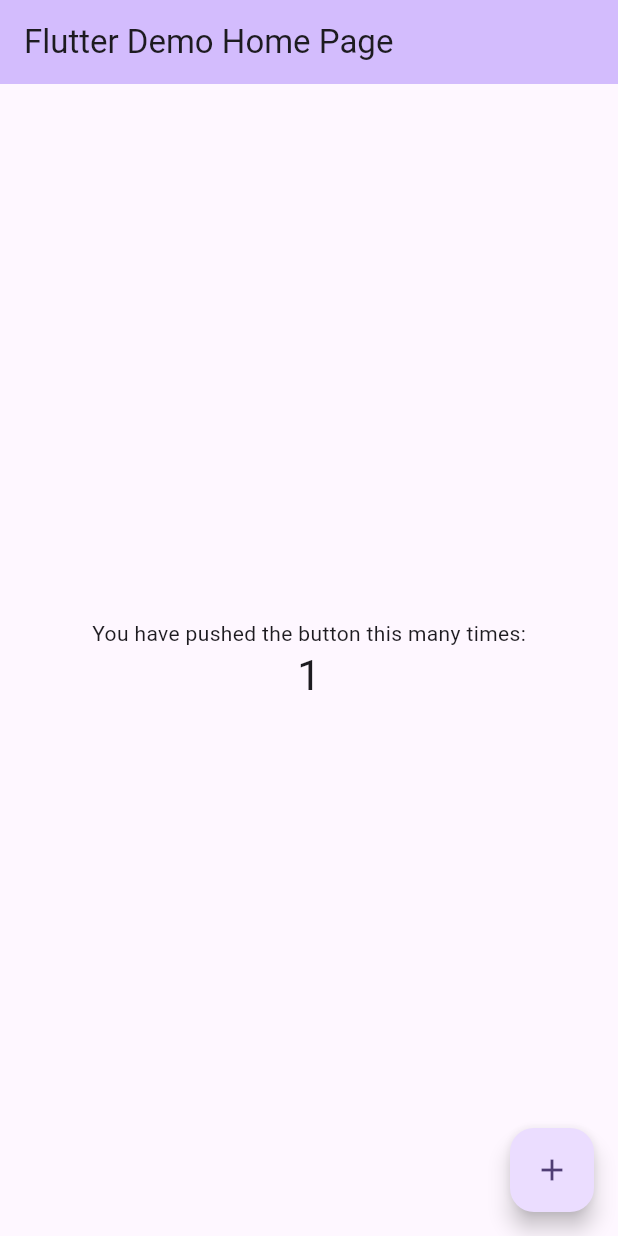
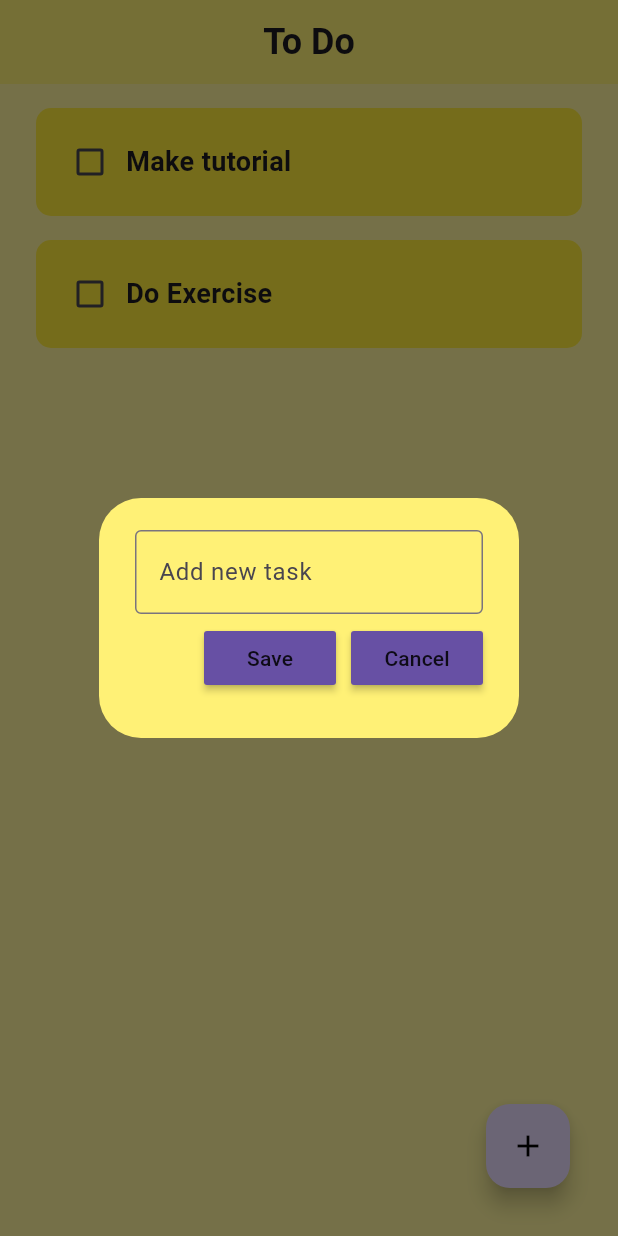
Before and after one commit to karticchaudhary/todo-app-flutter, a Flutter app: the screen it shows after launch, after a tap on the "add" icon, on a phone screen of 412 x 824 dp. Run offline on Flutter 3.47's test engine with Material 3 defaults, Android fonts, the phone set to English and light mode, and no system bars; drawn by our look-alikes of flutter_slidable; our stand-ins replace hive, hive_flutter; accounts and stored records are empty.

Commit message:
final changes

```diff
--- /dev/null
+++ b/lib/data/database.dart
@@ -0,0 +1,22 @@
+import 'package:hive/hive.dart';
+
+class ToDoDatabase {
+  final _myBox = Hive.box("mybox");
+
+  List toDoList = [];
+
+  void createInitialData() {
+    toDoList = [
+      ["Make tutorial", false],
+      ["Do Exercise", false]
+    ];
+  }
+
+  void loadData() {
+    toDoList = _myBox.get("TODOLIST");
+  }
+
+  void updateData() {
+    _myBox.put("TODOLIST", toDoList);
+  }
+}
--- a/lib/main.dart
+++ b/lib/main.dart
@@ -1,125 +1,21 @@
 import 'package:flutter/material.dart';
+import 'package:hive_flutter/adapters.dart';
+import 'package:todo_app/pages/home_page.dart';
 
-void main() {
+void main() async {
+  await Hive.initFlutter();
+  var box = await Hive.openBox("mybox");
   runApp(const MyApp());
 }
 
 class MyApp extends StatelessWidget {
   const MyApp({super.key});
 
-  // This widget is the root of your application.
   @override
   Widget build(BuildContext context) {
-    return MaterialApp(
-      title: 'Flutter Demo',
-      theme: ThemeData(
-        // This is the theme of your application.
-        //
-        // TRY THIS: Try running your application with "flutter run". You'll see
-        // the application has a purple toolbar. Then, without quitting the app,
-        // try changing the seedColor in the colorScheme below to Colors.green
-        // and then invoke "hot reload" (save your changes or press the "hot
-        // reload" button in a Flutter-supported IDE, or press "r" if you used
-        // the command line to start the app).
-        //
-        // Notice that the counter didn't reset back to zero; the application
-        // state is not lost during the reload. To reset the state, use hot
-        // restart instead.
-        //
-        // This works for code too, not just values: Most code changes can be
-        // tested with just a hot reload.
-        colorScheme: ColorScheme.fromSeed(seedColor: Colors.deepPurple),
-        useMaterial3: true,
-      ),
-      home: const MyHomePage(title: 'Flutter Demo Home Page'),
+    return const MaterialApp(
+      debugShowCheckedModeBanner: false,
+      home: HomePage(),
     );
   }
 }
-
-class MyHomePage extends StatefulWidget {
-  const MyHomePage({super.key, required this.title});
-
-  // This widget is the home page of your application. It is stateful, meaning
-  // that it has a State object (defined below) that contains fields that affect
-  // how it looks.
-
-  // This class is the configuration for the state. It holds the values (in this
-  // case the title) provided by the parent (in this case the App widget) and
-  // used by the build method of the State. Fields in a Widget subclass are
-  // always marked "final".
-
-  final String title;
-
-  @override
-  State<MyHomePage> createState() => _MyHomePageState();
-}
-
-class _MyHomePageState extends State<MyHomePage> {
-  int _counter = 0;
-
-  void _incrementCounter() {
-    setState(() {
-      // This call to setState tells the Flutter framework that something has
-      // changed in this State, which causes it to rerun the build method below
-      // so that the display can reflect the updated values. If we changed
-      // _counter without calling setState(), then the build method would not be
-      // called again, and so nothing would appear to happen.
-      _counter++;
-    });
-  }
-
-  @override
-  Widget build(BuildContext context) {
-    // This method is rerun every time setState is called, for instance as done
-    // by the _incrementCounter method above.
-    //
-    // The Flutter framework has been optimized to make rerunning build methods
-    // fast, so that you can just rebuild anything that needs updating rather
-    // than having to individually change instances of widgets.
-    return Scaffold(
-      appBar: AppBar(
-        // TRY THIS: Try changing the color here to a specific color (to
-        // Colors.amber, perhaps?) and trigger a hot reload to see the AppBar
-        // change color while the other colors stay the same.
-        backgroundColor: Theme.of(context).colorScheme.inversePrimary,
-        // Here we take the value from the MyHomePage object that was created by
-        // the App.build method, and use it to set our appbar title.
-        title: Text(widget.title),
-      ),
-      body: Center(
-        // Center is a layout widget. It takes a single child and positions it
-        // in the middle of the parent.
-        child: Column(
-          // Column is also a layout widget. It takes a list of children and
-          // arranges them vertically. By default, it sizes itself to fit its
-          // children horizontally, and tries to be as tall as its parent.
-          //
-          // Column has various properties to control how it sizes itself and
-          // how it positions its children. Here we use mainAxisAlignment to
-          // center the children vertically; the main axis here is the vertical
-          // axis because Columns are vertical (the cross axis would be
-          // horizontal).
-          //
-          // TRY THIS: Invoke "debug painting" (choose the "Toggle Debug Paint"
-          // action in the IDE, or press "p" in the console), to see the
-          // wireframe for each widget.
-          mainAxisAlignment: MainAxisAlignment.center,
-          children: <Widget>[
-            const Text(
-              'You have pushed the button this many times:',
-            ),
-            Text(
-              '$_counter',
-              style: Theme.of(context).textTheme.headlineMedium,
-            ),
-          ],
-        ),
-      ),
-      floatingActionButton: FloatingActionButton(
-        onPressed: _incrementCounter,
-        tooltip: 'Increment',
-        child: const Icon(Icons.add),
-      ), // This trailing comma makes auto-formatting nicer for build methods.
-    );
-  }
-}
--- /dev/null
+++ b/lib/pages/home_page.dart
@@ -0,0 +1,101 @@
+import 'package:flutter/material.dart';
+import 'package:hive/hive.dart';
+import 'package:todo_app/data/database.dart';
+import 'package:todo_app/util/dialog_box.dart';
+import 'package:todo_app/util/todo_tile.dart';
+
+class HomePage extends StatefulWidget {
+  const HomePage({super.key});
+
+  @override
+  State<HomePage> createState() => _HomePageState();
+}
+
+class _HomePageState extends State<HomePage> {
+  final myBox = Hive.box("mybox");
+  ToDoDatabase database = ToDoDatabase();
+
+  final _controller = TextEditingController();
+
+  @override
+  void initState() {
+    // TODO: implement initState
+    if (myBox.get("TODOLIST") == null) {
+      database.createInitialData();
+    } else {
+      database.loadData();
+    }
+    super.initState();
+  }
+
+  void checkBoxChanged(bool? value, int index) {
+    setState(() {
+      database.toDoList[index][1] = !database.toDoList[index][1];
+    });
+    database.updateData();
+  }
+
+  void saveNewTask() {
+    setState(() {
+      database.toDoList.add([_controller.text, false]);
+    });
+    database.updateData();
+    _controller.clear();
+    Navigator.of(context).pop();
+  }
+
+  void createNewTask() {
+    showDialog(
+        context: context,
+        builder: (context) {
+          return DialogBox(
+            controller: _controller,
+            onSave: saveNewTask,
+            onCancel: () => Navigator.of(context).pop(),
+          );
+        });
+  }
+
+  void deleteTask(int index) {
+    setState(() {
+      database.toDoList.removeAt(index);
+    });
+    database.updateData();
+  }
+
+  @override
+  Widget build(BuildContext context) {
+    return Scaffold(
+        backgroundColor: Colors.yellow[200],
+        appBar: AppBar(
+            backgroundColor: Colors.yellow[300],
+            elevation: 0,
+            title: const Center(
+              child: Text("To Do",
+                  style: TextStyle(fontSize: 24, fontWeight: FontWeight.bold)),
+            )),
+        floatingActionButton: Padding(
+            padding: const EdgeInsets.all(16),
+            child: FloatingActionButton(
+              onPressed: createNewTask,
+              child: const Icon(
+                Icons.add,
+                color: Colors.black,
+              ),
+            )),
+        body: Padding(
+          padding: const EdgeInsets.fromLTRB(16, 8, 16, 8),
+          child: ListView.builder(
+            itemCount: database.toDoList.length,
+            itemBuilder: (context, index) {
+              return TodoTile(
+                taskName: database.toDoList[index][0],
+                taskCompleted: database.toDoList[index][1],
+                onChanged: (value) => checkBoxChanged(value, index),
+                deleteTask: (context) => deleteTask(index),
+              );
+            },
+          ),
+        ));
+  }
+}
--- /dev/null
+++ b/lib/util/dialog_box.dart
@@ -0,0 +1,44 @@
+import 'package:flutter/material.dart';
+import 'package:todo_app/util/my_button.dart';
+
+class DialogBox extends StatelessWidget {
+  final controller;
+  final VoidCallback onSave;
+  final VoidCallback onCancel;
+
+  const DialogBox(
+      {super.key,
+      required this.controller,
+      required this.onSave,
+      required this.onCancel});
+
+  @override
+  Widget build(BuildContext context) {
+    return AlertDialog(
+      backgroundColor: Colors.yellow[300],
+      content: Container(
+        height: 120,
+        child: Column(
+          mainAxisAlignment: MainAxisAlignment.spaceEvenly,
+          children: [
+            TextField(
+              controller: controller,
+              decoration: const InputDecoration(
+                  border: OutlineInputBorder(), hintText: "Add new task"),
+            ),
+            Row(
+              mainAxisAlignment: MainAxisAlignment.end,
+              children: [
+                MyButton(text: "Save", onPressed: onSave),
+                const SizedBox(
+                  width: 10,
+                ),
+                MyButton(text: "Cancel", onPressed: onCancel)
+              ],
+            )
+          ],
+        ),
+      ),
+    );
+  }
+}
--- /dev/null
+++ b/lib/util/my_button.dart
@@ -0,0 +1,17 @@
+import 'package:flutter/material.dart';
+
+class MyButton extends StatelessWidget {
+  final String text;
+  final VoidCallback onPressed;
+
+  const MyButton({super.key, required this.text, required this.onPressed});
+
+  @override
+  Widget build(BuildContext context) {
+    return MaterialButton(
+      onPressed: onPressed,
+      color: Theme.of(context).primaryColor,
+      child: Text(text),
+    );
+  }
+}
--- /dev/null
+++ b/lib/util/todo_tile.dart
@@ -0,0 +1,59 @@
+import 'package:flutter/material.dart';
+import 'package:flutter_slidable/flutter_slidable.dart';
+
+class TodoTile extends StatelessWidget {
+  final String taskName;
+  final bool taskCompleted;
+  final Function(bool?)? onChanged;
+  final Function(BuildContext)? deleteTask;
+
+  const TodoTile(
+      {super.key,
+      required this.taskName,
+      required this.taskCompleted,
+      required this.onChanged,
+      required this.deleteTask});
+
+  @override
+  Widget build(BuildContext context) {
+    return Padding(
+      padding: const EdgeInsets.all(8.0),
+      child: Slidable(
+          endActionPane: ActionPane(
+            motion: StretchMotion(),
+            children: [
+              SlidableAction(
+                onPressed: deleteTask,
+                icon: Icons.delete,
+                backgroundColor: Colors.red,
+                borderRadius: BorderRadius.circular(10.0),
+              )
+            ],
+          ),
+          child: Container(
+            padding: const EdgeInsets.all(12.0),
+            decoration: BoxDecoration(
+                color: Colors.yellow,
+                borderRadius: BorderRadius.circular(10.0)),
+            child: Row(
+              children: [
+                Checkbox(
+                  value: taskCompleted,
+                  onChanged: onChanged,
+                  activeColor: Colors.brown,
+                ),
+                Text(
+                  taskName,
+                  style: TextStyle(
+                      fontWeight: FontWeight.bold,
+                      fontSize: 18,
+                      decoration: taskCompleted
+                          ? TextDecoration.lineThrough
+                          : TextDecoration.none),
+                ),
+              ],
+            ),
+          )),
+    );
+  }
+}
```
Also changed, not shown: pubspec.yaml (+11 -4 lines), pubspec.lock, 1 other file.
